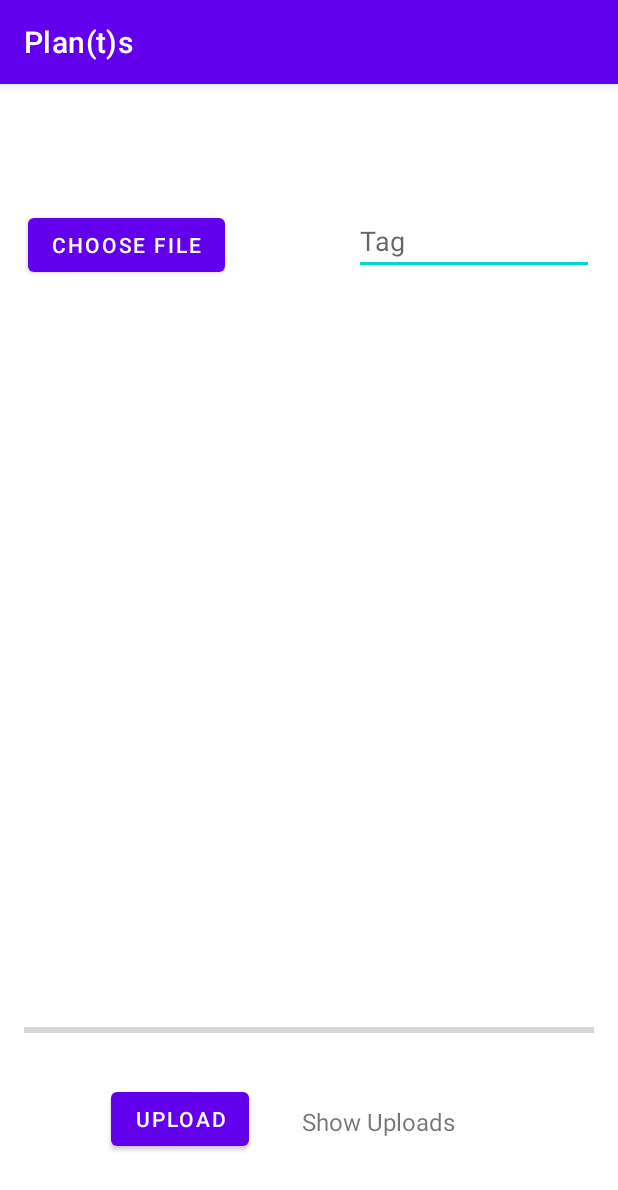
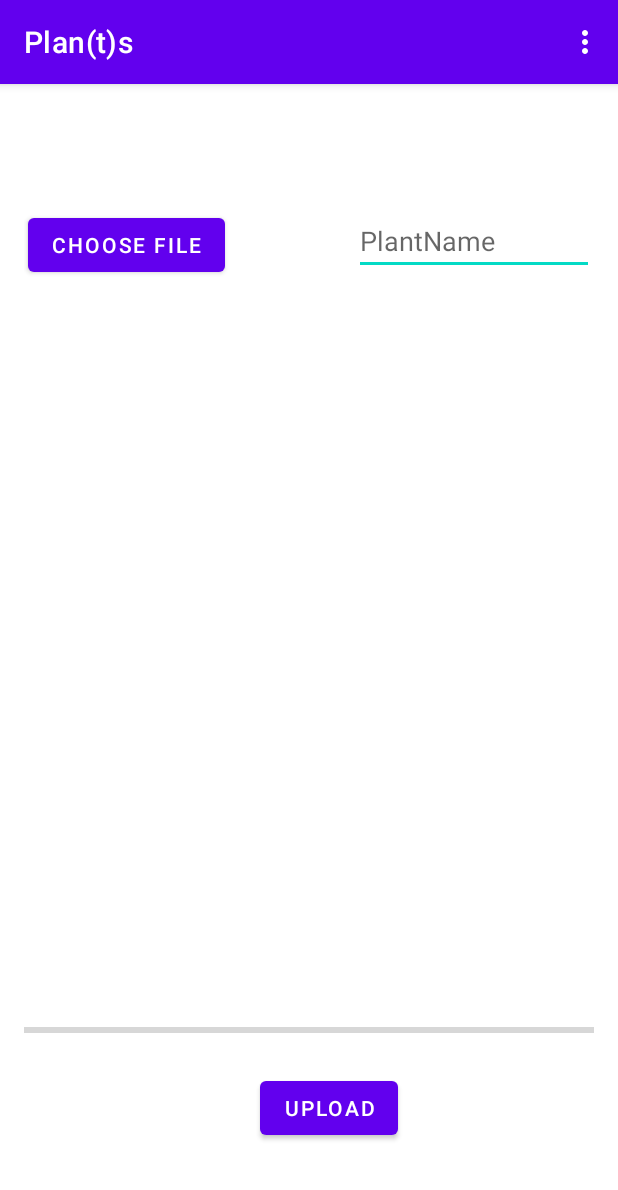
Before and after one commit to Aditya-e/TRNIT_LABOUR-A-DORK_DEV, an Android app: the HomeActivity screen opened directly, with no data from a screen before it, after a tap on "UPLOAD", on a phone screen of 412 x 824 dp. Shown: the top 1190 px of the screen. Run offline under Robolectric (Android 15) with nearby library versions, the phone set to English and light mode, and no system bars; our stand-ins replace Firebase (no records; nobody signed in at launch, a user with empty details on screens opened directly).

Commit message:
Posts created

```diff
--- a/app/build.gradle
+++ b/app/build.gradle
@@ -45,5 +45,6 @@ dependencies {
 
     implementation platform('com.google.firebase:firebase-bom:31.2.0')
     implementation 'com.google.android.gms:play-services-auth:20.4.1'
+    implementation 'com.squareup.picasso:picasso:2.8'
 
 }
--- a/app/src/main/java/com/hfad/plants/GoogleSignInActivity.java
+++ b/app/src/main/java/com/hfad/plants/GoogleSignInActivity.java
@@ -92,7 +92,7 @@ public class GoogleSignInActivity extends MainActivity {
     }
 
     private void updateUI(FirebaseUser user) {
-        Intent intent=new Intent(GoogleSignInActivity.this,HomeActivity.class);
+        Intent intent=new Intent(GoogleSignInActivity.this,PostsActivity.class);
         intent.setFlags(Intent.FLAG_ACTIVITY_CLEAR_TASK|Intent.FLAG_ACTIVITY_NEW_TASK);
         startActivity(intent);
     }
--- a/app/src/main/java/com/hfad/plants/HomeActivity.java
+++ b/app/src/main/java/com/hfad/plants/HomeActivity.java
@@ -8,6 +8,9 @@ import android.content.Intent;
 import android.net.Uri;
 import android.os.Bundle;
 import android.os.Handler;
+import android.view.Menu;
+import android.view.MenuInflater;
+import android.view.MenuItem;
 import android.view.View;
 import android.webkit.MimeTypeMap;
 import android.widget.Button;
@@ -19,6 +22,7 @@ import android.widget.Toast;
 
 import com.google.android.gms.tasks.OnFailureListener;
 import com.google.android.gms.tasks.OnSuccessListener;
+import com.google.android.gms.tasks.Task;
 import com.google.firebase.database.DatabaseReference;
 import com.google.firebase.database.FirebaseDatabase;
 import com.google.firebase.storage.FirebaseStorage;
@@ -48,7 +52,6 @@ public class HomeActivity extends AppCompatActivity {
 
         chooseImage = findViewById(R.id.chooseFile);
         upload = findViewById(R.id.upload);
-        showUploads = findViewById(R.id.textView);
         tag = findViewById(R.id.tag);
         imageView = findViewById(R.id.image);
         progressBar = findViewById(R.id.progressBar);
@@ -70,12 +73,12 @@ public class HomeActivity extends AppCompatActivity {
             }
         });
 
-        showUploads.setOnClickListener(new View.OnClickListener() {
-            @Override
-            public void onClick(View view) {
-
-            }
-        });
+//        showUploads.setOnClickListener(new View.OnClickListener() {
+//            @Override
+//            public void onClick(View view) {
+//                openImagesActivity();
+//            }
+//        });
     }
 
     private void openFileChooser() {
@@ -108,17 +111,26 @@ public class HomeActivity extends AppCompatActivity {
                     .addOnSuccessListener(new OnSuccessListener<UploadTask.TaskSnapshot>() {
                         @Override
                         public void onSuccess(UploadTask.TaskSnapshot taskSnapshot) {
-                            Handler handler=new Handler();
-                            handler.postDelayed(new Runnable() {
-                                @Override
-                                public void run() {
-                                    progressBar.setProgress(0);
-                                }
-                            },5000);
-                            Toast.makeText(HomeActivity.this,"Upload Successful",Toast.LENGTH_SHORT).show();
-                            Upload upload=new Upload(tag.getText().toString().trim(),taskSnapshot.getUploadSessionUri().toString());
-                            String uploadID=mDatabaseRef.push().getKey();
-                            mDatabaseRef.child(uploadID).setValue(upload);
+//                            Handler handler=new Handler();
+//                            handler.postDelayed(new Runnable() {
+//                                @Override
+//                                public void run() {
+//                                    progressBar.setProgress(0);
+//                                }
+//                            },5000);
+//                            Toast.makeText(HomeActivity.this,"Upload Successful",Toast.LENGTH_SHORT).show();
+//                            Upload upload=new Upload(tag.getText().toString().trim(),taskSnapshot.getUploadSessionUri().toString());
+//                            String uploadID=mDatabaseRef.push().getKey();
+//                            mDatabaseRef.child(uploadID).setValue(upload);
+
+                            Task<Uri> uriTask=taskSnapshot.getStorage().getDownloadUrl();
+                            while(!uriTask.isSuccessful());
+                            Uri downloadUri=uriTask.getResult();
+
+                            Upload upload=new Upload(tag.getText().toString().trim(),downloadUri.toString());
+
+                            String uploadId=mDatabaseRef.push().getKey();
+                            mDatabaseRef.child(uploadId).setValue(upload);
                         }
                     })
                     .addOnFailureListener(new OnFailureListener() {
@@ -139,4 +151,24 @@ public class HomeActivity extends AppCompatActivity {
             Toast.makeText(this,"No file selected",Toast.LENGTH_SHORT).show();
         }
     }
+    private void openImagesActivity(){
+        Intent intent=new Intent(this,PostsActivity.class);
+        startActivity(intent);
+    }
+    @Override
+    public boolean onCreateOptionsMenu(Menu menu){
+        MenuInflater inflater=getMenuInflater();
+        inflater.inflate(R.menu.options_menu,menu);
+        return true;
+    }
+    @Override
+    public boolean onOptionsItemSelected(@NonNull MenuItem item) {
+        switch(item.getItemId()){
+            case R.id.posts:{
+                Intent intent=new Intent(HomeActivity.this,PostsActivity.class);
+                startActivity(intent);
+            }
+        }
+        return super.onOptionsItemSelected(item);
+    }
 }
--- /dev/null
+++ b/app/src/main/res/drawable/ic_baseline_add_24.xml
@@ -0,0 +1,6 @@
+<vector android:height="24dp" android:tint="#FFFFFF"
+    android:viewportHeight="24" android:viewportWidth="24"
+    android:width="24dp" xmlns:android="http://schemas.android.com/apk/res/android"
+    android:color="@color/white">
+    <path android:fillColor="@android:color/white" android:pathData="M19,13h-6v6h-2v-6H5v-2h6V5h2v6h6v2z"/>
+</vector>
--- a/app/src/main/res/layout/activity_home.xml
+++ b/app/src/main/res/layout/activity_home.xml
@@ -35,6 +35,7 @@
         app:layout_constraintTop_toTopOf="parent"
         app:layout_constraintVertical_bias="0.1" />
 
+
     <Button
         android:id="@+id/upload"
         android:layout_width="wrap_content"
@@ -42,11 +43,10 @@
         android:text="@string/upload"
         app:layout_constraintBottom_toBottomOf="parent"
         app:layout_constraintEnd_toEndOf="parent"
-        app:layout_constraintHorizontal_bias="0.201"
+        app:layout_constraintHorizontal_bias="0.547"
         app:layout_constraintStart_toStartOf="parent"
         app:layout_constraintTop_toTopOf="parent"
-        app:layout_constraintVertical_bias="0.945" />
-
+        app:layout_constraintVertical_bias="0.934" />
 
     <ImageView
         android:id="@+id/image"
@@ -74,17 +74,5 @@
         app:layout_constraintTop_toTopOf="parent"
         app:layout_constraintVertical_bias="0.862" />
 
-    <TextView
-        android:id="@+id/textView"
-        android:layout_width="191dp"
-        android:layout_height="46dp"
-        android:gravity="center"
-        android:text="@string/showUpload"
-        android:textSize="16sp"
-        app:layout_constraintBottom_toBottomOf="parent"
-        app:layout_constraintEnd_toEndOf="parent"
-        app:layout_constraintHorizontal_bias="0.746"
-        app:layout_constraintStart_toStartOf="parent"
-        app:layout_constraintTop_toTopOf="parent"
-        app:layout_constraintVertical_bias="0.946" />
+
 </androidx.constraintlayout.widget.ConstraintLayout>
--- /dev/null
+++ b/app/src/main/res/menu/options_menu.xml
@@ -0,0 +1,15 @@
+<?xml version="1.0" encoding="utf-8"?>
+<menu xmlns:android="http://schemas.android.com/apk/res/android"
+    xmlns:app="http://schemas.android.com/apk/res-auto">
+
+    <item
+        android:id="@+id/createPost"
+        android:title="create post"
+        app:showAsAction="never"/>
+
+    <item
+        android:id="@+id/posts"
+        android:title="community posts"
+        app:showAsAction="never"/>
+
+</menu>
--- a/app/src/main/res/values/strings.xml
+++ b/app/src/main/res/values/strings.xml
@@ -2,7 +2,7 @@
     <string name="app_name">Plan(t)s</string>
     <string name="signIn">Sign In with Google</string>
     <string name="chooseFile">Choose File</string>
-    <string name="tag">Tag</string>
+    <string name="tag">PlantName</string>
     <string name="upload">Upload</string>
     <string name="showUpload">Show Uploads</string>
 </resources>
```
Also changed, not shown: app/src/main/java/com/hfad/plants/PostAdapter.java (added, +62 -0 lines), app/src/main/java/com/hfad/plants/PostsActivity.java (+74 -0 lines), app/src/main/res/layout/activity_posts.xml (+14 -2 lines), app/src/main/res/layout/post_item.xml (added, +32 -0 lines).
